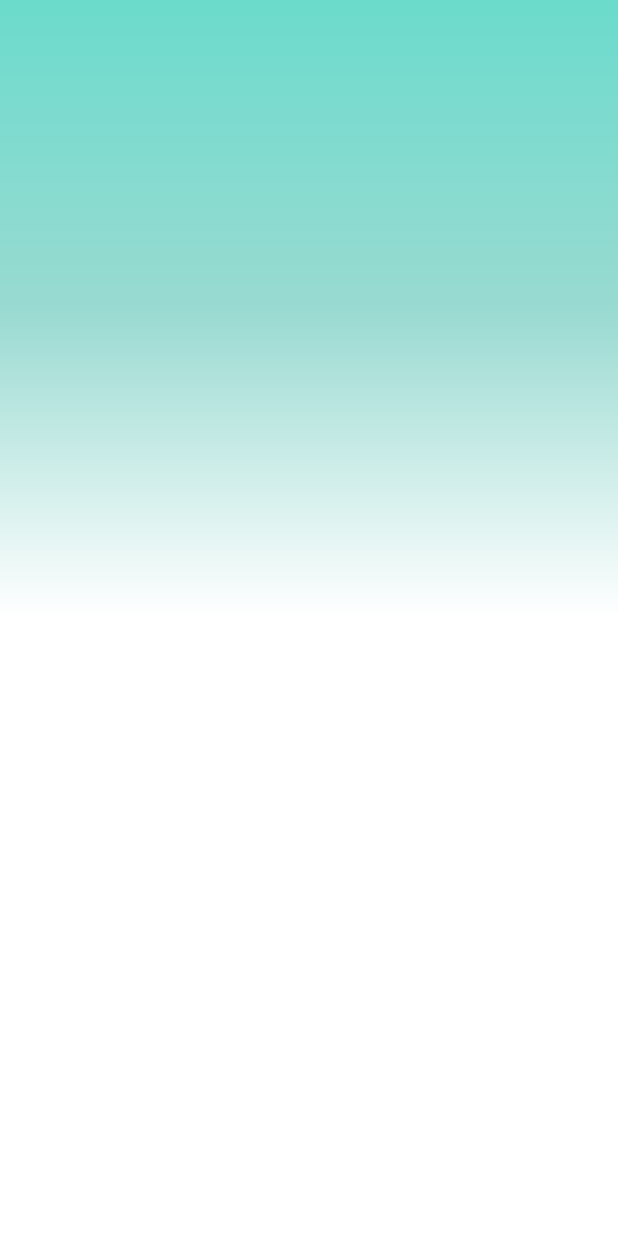
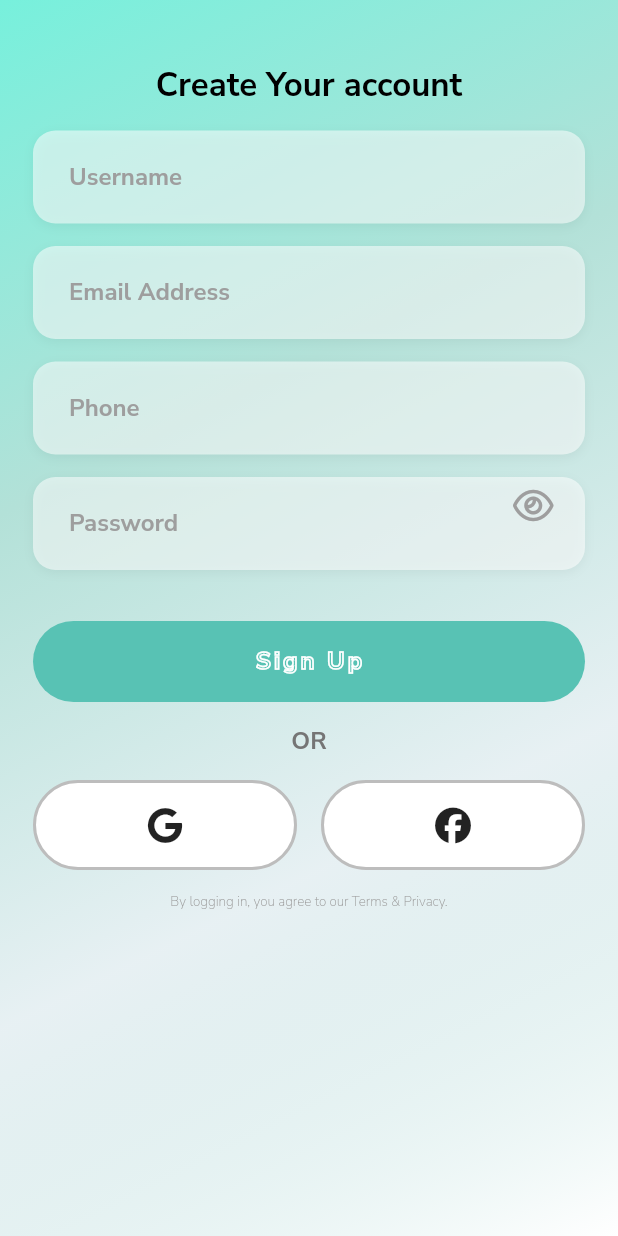
Before and after one commit to addy-96/Gramify, a Flutter app: the screen it shows after launch, on a phone screen of 412 x 824 dp. Run offline on Flutter 3.47's test engine with Material 3 defaults, Android fonts, the phone set to English and light mode, and no system bars; our stand-ins replace dio, flutter_bloc, flutter_dotenv, font_awesome_flutter, fpdart, gap and 2 more.

Commit message:
draft: added signup screen

```diff
--- /dev/null
+++ b/lib/core/errors/exceptions.dart
@@ -0,0 +1,6 @@
+class ApiExceptions implements Exception {
+  final String errorMessage;
+  final int statusCode;
+
+  ApiExceptions({required this.errorMessage, required this.statusCode});
+}
--- a/lib/core/errors/failure.dart
+++ b/lib/core/errors/failure.dart
@@ -2,11 +2,3 @@ abstract class Failure {
   final String message;
   const Failure(this.message);
 }
-
-class ServerFailure extends Failure {
-  const ServerFailure(super.message);
-}
-
-class NetworkFailure extends Failure {
-  const NetworkFailure() : super('No internet connection');
-}
--- a/lib/core/theme/colors.dart
+++ b/lib/core/theme/colors.dart
@@ -1,7 +1,8 @@
 import 'package:flutter/material.dart';
 
 class Appcolors {
-  static const gradientBlueDeep = Color.fromARGB(255, 107, 219, 204);
-  static const gradientBlueMidLight = Color.fromARGB(255, 153, 218, 209);
+  static const gradientBlueDeep = Color.fromARGB(255, 119, 240, 220);
+  static const gradientBlueMidLight = Color.fromARGB(255, 179, 225, 216);
+  static const gradientBlueButton = Color.fromARGB(255, 88, 194, 180);
   static const white = Colors.white;
 }
--- /dev/null
+++ b/lib/core/theme/spacing.dart
@@ -0,0 +1,18 @@
+class AppSpacing {
+  //paddings
+  static const bodyxSmall = 2.0;
+  static const bodySmall = 4.0;
+  static const bodyxmedium = 8.0;
+  static const bodymedium = 12.0;
+  static const bodyLarge = 16.0;
+  static const bodyxLarge = 22.0;
+  static const bodyxxLarge = 24.0;
+
+  //between spaces
+  static const componentSmall = 5.0;
+  static const componentMedium = 10.0;
+  static const componentxMedium = 15.0;
+  static const componentxxMedium = 20.0;
+  static const componentLarge = 25.0;
+  static const componentxLarge = 30.0;
+}
--- /dev/null
+++ b/lib/core/theme/text_styles.dart
@@ -0,0 +1,57 @@
+import 'dart:io';
+import 'package:flutter/material.dart';
+import 'package:google_fonts/google_fonts.dart';
+
+class AppTextStyles {
+  static TextStyle _base({
+    double fontSize = 14,
+    FontWeight fontWeight = FontWeight.w400,
+    Color color = Colors.black,
+    double height = 1.35,
+    double letterSpacing = 0,
+  }) {
+    return Platform.isIOS
+        ? TextStyle(
+            fontSize: fontSize,
+            fontWeight: fontWeight,
+            color: color,
+            height: height,
+            letterSpacing: letterSpacing,
+          )
+        : GoogleFonts.nunitoSans(
+            fontSize: fontSize,
+            fontWeight: fontWeight,
+            color: color,
+            height: height,
+            letterSpacing: letterSpacing,
+          );
+  }
+
+  // Titles
+  static TextStyle titleLarge({Color color = Colors.black}) =>
+      _base(fontSize: 28, fontWeight: FontWeight.w600, color: color);
+
+  static TextStyle titleMedium({Color color = Colors.black}) =>
+      _base(fontSize: 22, fontWeight: FontWeight.w600, color: color);
+
+  static TextStyle titleSmall({Color color = Colors.black}) =>
+      _base(fontSize: 18, fontWeight: FontWeight.w600, color: color);
+
+  // Body
+  static TextStyle bodyLarge({Color color = Colors.black}) =>
+      _base(fontSize: 16, fontWeight: FontWeight.w400, color: color);
+
+  static TextStyle bodyMedium({Color color = Colors.black}) =>
+      _base(fontSize: 14, fontWeight: FontWeight.w400, color: color);
+
+  static TextStyle bodySmall({Color color = Colors.black}) =>
+      _base(fontSize: 12, fontWeight: FontWeight.w400, color: color);
+
+  // Labels
+  static TextStyle label({Color color = Colors.black}) =>
+      _base(fontSize: 13, fontWeight: FontWeight.w500, color: color);
+
+  // Caption
+  static TextStyle caption({Color color = Colors.grey}) =>
+      _base(fontSize: 12, fontWeight: FontWeight.w400, color: color);
+}
--- /dev/null
+++ b/lib/core/utils.dart
@@ -0,0 +1,6 @@
+import 'package:flutter/material.dart';
+
+class Utils {
+  static double getScreenHeight(BuildContext context) => MediaQuery.of(context).size.height;
+  static double getScreenWidth(BuildContext context) => MediaQuery.of(context).size.width;
+}
--- /dev/null
+++ b/lib/core/widgets/app_filled_button.dart
@@ -0,0 +1,31 @@
+import 'package:flutter/material.dart';
+import 'package:gramify/core/theme/colors.dart';
+import 'package:gramify/core/theme/spacing.dart';
+import 'package:gramify/core/theme/text_styles.dart';
+
+class AppFilledButton extends StatelessWidget {
+  const AppFilledButton({super.key});
+
+  @override
+  Widget build(BuildContext context) {
+    return Container(
+      width: double.infinity,
+      padding: const EdgeInsets.symmetric(vertical: AppSpacing.bodyLarge),
+      decoration: BoxDecoration(color: Appcolors.gradientBlueButton, borderRadius: BorderRadius.circular(100)),
+      child: Center(
+        child: Text(
+          'Sign Up',
+          style: AppTextStyles.bodyLarge().copyWith(
+            fontWeight: FontWeight.bold,
+            letterSpacing: 2,
+            foreground:
+                Paint()
+                  ..style = PaintingStyle.stroke
+                  ..strokeWidth = 1
+                  ..color = Colors.white,
+          ),
+        ),
+      ),
+    );
+  }
+}
--- /dev/null
+++ b/lib/core/widgets/app_gradient_scaffold.dart
@@ -0,0 +1,30 @@
+import 'package:flutter/material.dart';
+import 'package:gramify/core/theme/colors.dart';
+
+class AppGradientScaffold extends StatelessWidget {
+  const AppGradientScaffold({super.key, required this.body});
+  final Widget body;
+  @override
+  Widget build(BuildContext context) {
+    return Scaffold(
+      body: Center(
+        child: Stack(
+          children: [
+            Container(
+              height: double.infinity,
+              width: double.infinity,
+              decoration: BoxDecoration(
+                gradient: LinearGradient(
+                  begin: Alignment.topLeft,
+                  end: Alignment.bottomRight,
+                  colors: [Appcolors.gradientBlueDeep, Appcolors.gradientBlueMidLight, Appcolors.gradientBlueMidLight.withValues(alpha: 0.3), Appcolors.white],
+                ),
+              ),
+            ),
+            body,
+          ],
+        ),
+      ),
+    );
+  }
+}
--- /dev/null
+++ b/lib/core/widgets/app_text_field.dart
@@ -0,0 +1,46 @@
+import 'package:flutter/material.dart';
+import 'package:font_awesome_flutter/font_awesome_flutter.dart';
+import 'package:gramify/core/theme/text_styles.dart';
+
+class AppTextField extends StatelessWidget {
+  const AppTextField({super.key, required this.hintText, this.suffixIcon});
+  final String hintText;
+  final IconData? suffixIcon;
+
+  final double radius = 20.0;
+
+  @override
+  Widget build(BuildContext context) {
+    return Container(
+      decoration: BoxDecoration(
+        color: Colors.white54,
+        borderRadius: BorderRadius.circular(15),
+        boxShadow: [
+          BoxShadow(
+            color: Colors.black.withValues(alpha: 0.05), // very light shadow
+            blurRadius: 5, // soft blur
+            offset: const Offset(0, 2), // slight shadow below
+          ),
+        ],
+      ),
+      child: TextField(
+        style: AppTextStyles.bodyLarge(),
+        cursorColor: Colors.black,
+        cursorRadius: const Radius.circular(10),
+        cursorWidth: 2,
+        cursorErrorColor: Colors.red,
+        decoration: InputDecoration(
+          hintText: hintText,
+          suffixIcon: suffixIcon != null ? FaIcon(suffixIcon, color: Colors.grey.shade500) : null,
+          hintStyle: AppTextStyles.bodyLarge().copyWith(fontWeight: FontWeight.bold, color: Colors.grey.shade500),
+          contentPadding: const EdgeInsets.all(20),
+          fillColor: Colors.white,
+          border: OutlineInputBorder(borderRadius: BorderRadius.circular(radius), borderSide: const BorderSide(width: 2, color: Colors.transparent)),
+          focusedBorder: OutlineInputBorder(borderRadius: BorderRadius.circular(radius), borderSide: const BorderSide(width: 2, color: Colors.transparent)),
+          enabledBorder: OutlineInputBorder(borderRadius: BorderRadius.circular(radius), borderSide: const BorderSide(width: 2, color: Colors.transparent)),
+          errorBorder: OutlineInputBorder(borderRadius: BorderRadius.circular(radius), borderSide: const BorderSide(width: 2, color: Colors.transparent)),
+        ),
+      ),
+    );
+  }
+}
--- a/lib/features/auth/data/datasorces/auth_datasource.dart
+++ b/lib/features/auth/data/datasorces/auth_datasource.dart
@@ -1,5 +1,6 @@
 import 'package:dio/dio.dart';
 import 'package:gramify/core/backend/api_routes.dart';
+import 'package:gramify/core/errors/exceptions.dart';
 import 'package:gramify/core/network/dio_service.dart';
 import 'package:gramify/features/auth/data/models/user_model.dart';
 
@@ -26,14 +27,12 @@ class AuthDatasourceImpl implements AuthDatasource {
   @override
   Future<UserModel?> signUp({required String email, required String password, required String username}) async {
     try {
-      final resposne = await dioService.dio.post(ApiRoutes.registerAPI, data: {'email': email, 'password': password, 'username': username});
-      return UserModel.fromJson(resposne as Map<String, dynamic>);
+      final response = await dioService.dio.post(ApiRoutes.registerAPI, data: {'email': email, 'password': password, 'username': username});
+      return UserModel.fromJson(response as Map<String, dynamic>);
     } on DioException catch (e) {
-      throw Exception(e.response?.data['message'] ?? 'Sign up failed');
+      throw ApiExceptions(errorMessage: e.response?.data['message'] ?? 'Sign up failed', statusCode: e.response?.statusCode ?? 407);
     } catch (err, st) {
-      print(err);
-      print(st);
+      throw ApiExceptions(errorMessage: err.toString(), statusCode: 407);
     }
-    return null;
   }
 }
--- /dev/null
+++ b/lib/features/auth/presentation/bloc/auth_bloc.dart
@@ -0,0 +1,7 @@
+import 'package:flutter_bloc/flutter_bloc.dart';
+import 'package:gramify/features/auth/presentation/bloc/auth_events.dart';
+import 'package:gramify/features/auth/presentation/bloc/auth_states.dart';
+
+class AuthBloc extends Bloc<AuthEvents, AuthStates> {
+  AuthBloc() : super(UnAuthenticatedState());
+}
--- /dev/null
+++ b/lib/features/auth/presentation/bloc/auth_events.dart
@@ -0,0 +1,19 @@
+sealed class AuthEvents {}
+
+final class LoginEvent extends AuthEvents {
+  final String email;
+  final String password;
+
+  LoginEvent({required this.email, required this.password});
+}
+
+final class SignUpEvent extends AuthEvents {
+  final String email;
+  final String password;
+  final String phone;
+  final String username;
+
+  SignUpEvent({required this.email, required this.password, required this.phone, required this.username});
+}
+
+final class CheckAuthStatusEvent extends AuthEvents {}
--- /dev/null
+++ b/lib/features/auth/presentation/bloc/auth_states.dart
@@ -0,0 +1,11 @@
+
+import 'package:gramify/features/auth/domain/entites/user.dart';
+
+sealed class AuthStates  {}
+
+final class AuthenticatedState extends AuthStates {
+  final User logedInUser;
+  AuthenticatedState({required this.logedInUser});
+}
+
+final class UnAuthenticatedState extends AuthStates {}
--- a/lib/features/auth/presentation/screens/signup_screen.dart
+++ b/lib/features/auth/presentation/screens/signup_screen.dart
@@ -1,29 +1,82 @@
 import 'package:flutter/material.dart';
-import 'package:gramify/core/theme/colors.dart';
+import 'package:font_awesome_flutter/font_awesome_flutter.dart';
+import 'package:gap/gap.dart';
+import 'package:gramify/core/theme/spacing.dart';
+import 'package:gramify/core/theme/text_styles.dart';
+import 'package:gramify/core/widgets/app_filled_button.dart';
+import 'package:gramify/core/widgets/app_gradient_scaffold.dart';
+import 'package:gramify/core/widgets/app_text_field.dart';
+import 'package:gramify/features/auth/presentation/widgets/sso_button.dart';
 
 class SignupScreen extends StatelessWidget {
   const SignupScreen({super.key});
 
   @override
   Widget build(BuildContext context) {
-    return Scaffold(
-      body: Center(
-        child: Stack(
-          children: [
-            Container(
-              height: double.infinity,
-              width: double.infinity,
-              decoration: const BoxDecoration(
-                gradient: LinearGradient(
-                  begin: Alignment.topCenter,
-                  end: Alignment.bottomCenter,
-                  colors: [Appcolors.gradientBlueDeep, Appcolors.gradientBlueMidLight, Appcolors.white, Appcolors.white, Appcolors.white],
-                ),
-              ),
+    return AppGradientScaffold(
+      body: SafeArea(
+        child: Padding(
+          padding: const EdgeInsets.symmetric(vertical: AppSpacing.bodyxSmall, horizontal: AppSpacing.bodyxLarge),
+          child: SingleChildScrollView(
+            child: Column(
+              spacing: AppSpacing.componentxMedium,
+              crossAxisAlignment: CrossAxisAlignment.center,
+              children: [
+                const Gap(AppSpacing.componentLarge),
+                Text('Create Your account', style: AppTextStyles.titleMedium().copyWith(fontWeight: FontWeight.bold)),
+                const AppTextField(hintText: 'Username'),
+                const AppTextField(hintText: 'Email Address'),
+                const AppTextField(hintText: 'Phone'),
+                const AppTextField(hintText: 'Password', suffixIcon: FontAwesomeIcons.eye),
+                const Gap(AppSpacing.bodySmall),
+                const Center(child: AppFilledButton()),
+                Center(child: Text('OR', style: AppTextStyles.bodyLarge().copyWith(color: Colors.grey.shade600, fontWeight: FontWeight.bold))),
+                Row(children: [kSsoButton(icon: FontAwesomeIcons.google), const Gap(AppSpacing.bodyLarge), kSsoButton(icon: FontAwesomeIcons.facebook)]),
+                Text('By logging in, you agree to our Terms & Privacy.', style: AppTextStyles.caption().copyWith(fontWeight: FontWeight.w100, fontSize: 9)),
+                const Gap(AppSpacing.bodySmall),
+              ],
             ),
-          ],
+          ),
         ),
       ),
     );
   }
 }
+
+
+
+  // Widget _authOption(String text, {bool showDivider = false}) => Expanded(
+  //   child: Column(
+  //     mainAxisAlignment: MainAxisAlignment.center,
+  //     children: [
+  //       Text(text, style: AppTextStyles.bodyLarge().copyWith(fontWeight: FontWeight.bold)),
+  //       showDivider ? Divider(color: Colors.black, indent: 5, thickness: 3, radius: BorderRadius.circular(100)) : const SizedBox.shrink(),
+  //     ],
+  //   ),
+  // );
+
+                // Padding(
+                //   padding: const EdgeInsets.only(top: AppSpacing.bodyxxLarge),
+                //   child: Row(
+                //     spacing: AppSpacing.bodyxxLarge,
+                //     children: [
+                //       Expanded(
+                //         child: BackdropFilter(
+                //           filter: ImageFilter.blur(sigmaX: 5, sigmaY: 5),
+                //           blendMode: BlendMode.srcIn,
+                //           child: Container(
+                //             decoration: BoxDecoration(color: Colors.white24, borderRadius: BorderRadius.circular(20)),
+                //             height: Utils.getScreenHeight(context) / 14,
+                //             child: Padding(
+                //               padding: const EdgeInsets.symmetric(horizontal: 8.0),
+                //               child: Row(children: [_authOption('Sign Up'), _authOption('Login')]),
+                //             ),
+                //           ),
+                //         ),
+                //       ),
+                //       const FaIcon(FontAwesomeIcons.magnifyingGlass),
+                //       const FaIcon(FontAwesomeIcons.info),
+                //       const FaIcon(FontAwesomeIcons.bell),
+                //     ],
+                //   ),
+                // ),
--- /dev/null
+++ b/lib/features/auth/presentation/widgets/sso_button.dart
@@ -0,0 +1,11 @@
+import 'package:flutter/material.dart';
+import 'package:font_awesome_flutter/font_awesome_flutter.dart';
+import 'package:gramify/core/theme/spacing.dart';
+
+Widget kSsoButton({required IconData icon}) => Expanded(
+  child: Container(
+    padding: const EdgeInsets.symmetric(vertical: AppSpacing.bodyLarge, horizontal: AppSpacing.bodymedium),
+    decoration: BoxDecoration(borderRadius: BorderRadius.circular(100), color: Colors.white, border: Border.all(width: 2, color: Colors.grey.shade400)),
+    child: Center(child: FaIcon(icon)),
+  ),
+);
--- a/pubspec.yaml
+++ b/pubspec.yaml
@@ -20,6 +20,7 @@ dependencies:
   fpdart: ^1.2.0
   shared_preferences: ^2.5.4
   font_awesome_flutter: ^10.12.0
+  google_fonts: ^6.3.3
 
 dev_dependencies:
   flutter_test:
@@ -33,3 +34,6 @@ flutter:
     - env/env.dev
     - env/env.prod
     - assets/images/
+
+  fonts:
+  - family: Inter
```
Also changed, not shown: pubspec.lock, 2 other files.
